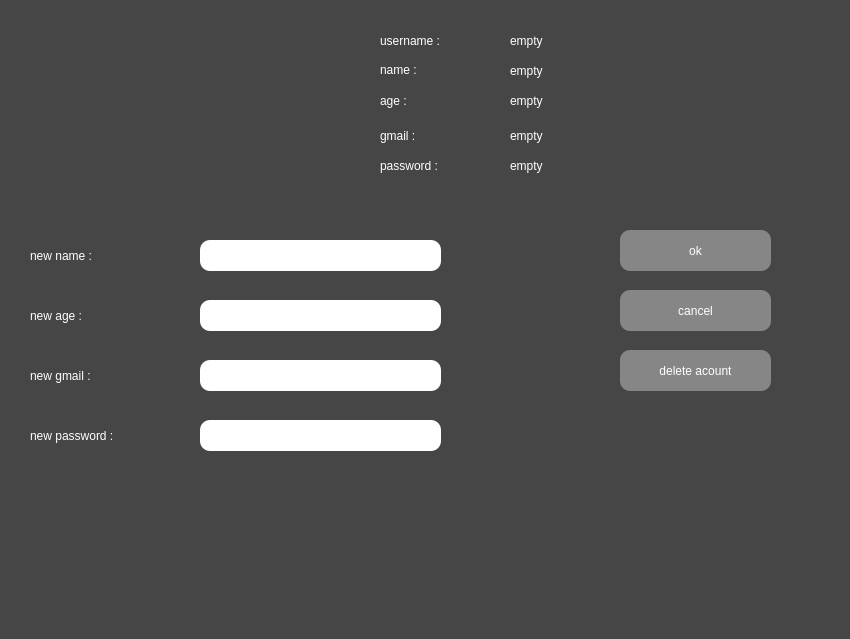
The window that social-network/editprofile.ui (mmohammadi83/social-network) describes before a commit, drawn with Qt 5.
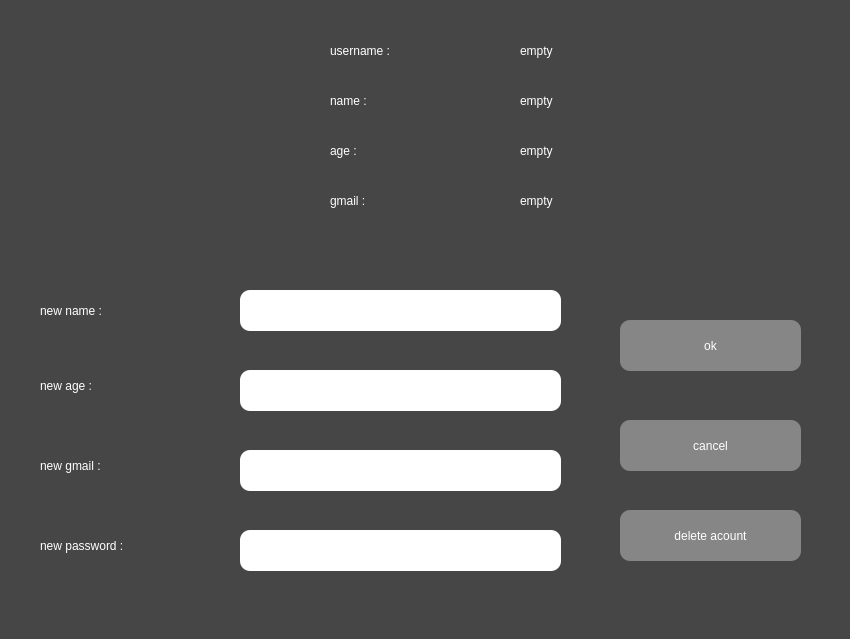
The same window after the commit.

Patch:
```diff
--- a/social-network/editprofile.ui
+++ b/social-network/editprofile.ui
@@ -38,10 +38,10 @@
   <widget class="QLabel" name="label">
    <property name="geometry">
     <rect>
-     <x>380</x>
-     <y>60</y>
-     <width>121</width>
-     <height>20</height>
+     <x>330</x>
+     <y>80</y>
+     <width>171</width>
+     <height>41</height>
     </rect>
    </property>
    <property name="text">
@@ -51,10 +51,10 @@
   <widget class="QLabel" name="label_2">
    <property name="geometry">
     <rect>
-     <x>380</x>
+     <x>330</x>
      <y>30</y>
-     <width>91</width>
-     <height>21</height>
+     <width>141</width>
+     <height>41</height>
     </rect>
    </property>
    <property name="text">
@@ -64,10 +64,10 @@
   <widget class="QLabel" name="label_3">
    <property name="geometry">
     <rect>
-     <x>380</x>
-     <y>90</y>
-     <width>81</width>
-     <height>21</height>
+     <x>330</x>
+     <y>130</y>
+     <width>131</width>
+     <height>41</height>
     </rect>
    </property>
    <property name="text">
@@ -77,36 +77,23 @@
   <widget class="QLabel" name="label_4">
    <property name="geometry">
     <rect>
-     <x>380</x>
-     <y>120</y>
-     <width>81</width>
-     <height>31</height>
+     <x>330</x>
+     <y>180</y>
+     <width>131</width>
+     <height>41</height>
     </rect>
    </property>
    <property name="text">
     <string>gmail :</string>
    </property>
   </widget>
-  <widget class="QLabel" name="label_5">
-   <property name="geometry">
-    <rect>
-     <x>380</x>
-     <y>150</y>
-     <width>91</width>
-     <height>31</height>
-    </rect>
-   </property>
-   <property name="text">
-    <string>password :</string>
-   </property>
-  </widget>
   <widget class="QLabel" name="label_6">
    <property name="geometry">
     <rect>
-     <x>30</x>
-     <y>240</y>
-     <width>111</width>
-     <height>31</height>
+     <x>40</x>
+     <y>290</y>
+     <width>181</width>
+     <height>41</height>
     </rect>
    </property>
    <property name="text">
@@ -116,10 +103,10 @@
   <widget class="QLabel" name="label_8">
    <property name="geometry">
     <rect>
-     <x>30</x>
-     <y>300</y>
-     <width>111</width>
-     <height>31</height>
+     <x>40</x>
+     <y>360</y>
+     <width>191</width>
+     <height>51</height>
     </rect>
    </property>
    <property name="text">
@@ -129,10 +116,10 @@
   <widget class="QLabel" name="label_9">
    <property name="geometry">
     <rect>
-     <x>30</x>
-     <y>360</y>
-     <width>141</width>
-     <height>31</height>
+     <x>40</x>
+     <y>440</y>
+     <width>191</width>
+     <height>51</height>
     </rect>
    </property>
    <property name="text">
@@ -142,10 +129,10 @@
   <widget class="QLabel" name="label_10">
    <property name="geometry">
     <rect>
-     <x>30</x>
-     <y>420</y>
-     <width>151</width>
-     <height>31</height>
+     <x>40</x>
+     <y>520</y>
+     <width>201</width>
+     <height>51</height>
     </rect>
    </property>
    <property name="text">
@@ -155,10 +142,10 @@
   <widget class="QLineEdit" name="linenewname">
    <property name="geometry">
     <rect>
-     <x>200</x>
-     <y>240</y>
-     <width>241</width>
-     <height>31</height>
+     <x>240</x>
+     <y>290</y>
+     <width>321</width>
+     <height>41</height>
     </rect>
    </property>
    <property name="styleSheet">
@@ -169,10 +156,10 @@
   <widget class="QLineEdit" name="linenewage">
    <property name="geometry">
     <rect>
-     <x>200</x>
-     <y>300</y>
-     <width>241</width>
-     <height>31</height>
+     <x>240</x>
+     <y>370</y>
+     <width>321</width>
+     <height>41</height>
     </rect>
    </property>
    <property name="styleSheet">
@@ -183,10 +170,10 @@
   <widget class="QLineEdit" name="linenewgmail">
    <property name="geometry">
     <rect>
-     <x>200</x>
-     <y>360</y>
-     <width>241</width>
-     <height>31</height>
+     <x>240</x>
+     <y>450</y>
+     <width>321</width>
+     <height>41</height>
     </rect>
    </property>
    <property name="styleSheet">
@@ -197,10 +184,10 @@
   <widget class="QLineEdit" name="linenewpassword">
    <property name="geometry">
     <rect>
-     <x>200</x>
-     <y>420</y>
-     <width>241</width>
-     <height>31</height>
+     <x>240</x>
+     <y>530</y>
+     <width>321</width>
+     <height>41</height>
     </rect>
    </property>
    <property name="styleSheet">
@@ -211,10 +198,10 @@
   <widget class="QLabel" name="labeloldname">
    <property name="geometry">
     <rect>
-     <x>510</x>
-     <y>60</y>
-     <width>151</width>
-     <height>21</height>
+     <x>520</x>
+     <y>80</y>
+     <width>251</width>
+     <height>41</height>
     </rect>
    </property>
    <property name="text">
@@ -224,10 +211,10 @@
   <widget class="QLabel" name="labeloldusername">
    <property name="geometry">
     <rect>
-     <x>510</x>
+     <x>520</x>
      <y>30</y>
-     <width>151</width>
-     <height>21</height>
+     <width>251</width>
+     <height>41</height>
     </rect>
    </property>
    <property name="text">
@@ -237,10 +224,10 @@
   <widget class="QLabel" name="labeloldage">
    <property name="geometry">
     <rect>
-     <x>510</x>
-     <y>90</y>
-     <width>151</width>
-     <height>21</height>
+     <x>520</x>
+     <y>130</y>
+     <width>251</width>
+     <height>41</height>
     </rect>
    </property>
    <property name="text">
@@ -250,23 +237,10 @@
   <widget class="QLabel" name="labeloldgmail">
    <property name="geometry">
     <rect>
-     <x>510</x>
-     <y>120</y>
-     <width>151</width>
-     <height>31</height>
-    </rect>
-   </property>
-   <property name="text">
-    <string>empty</string>
-   </property>
-  </widget>
-  <widget class="QLabel" name="labeloldpassword">
-   <property name="geometry">
-    <rect>
-     <x>510</x>
-     <y>150</y>
-     <width>151</width>
-     <height>31</height>
+     <x>520</x>
+     <y>180</y>
+     <width>251</width>
+     <height>41</height>
     </rect>
    </property>
    <property name="text">
@@ -277,9 +251,9 @@
    <property name="geometry">
     <rect>
      <x>620</x>
-     <y>230</y>
-     <width>151</width>
-     <height>41</height>
+     <y>320</y>
+     <width>181</width>
+     <height>51</height>
     </rect>
    </property>
    <property name="styleSheet">
@@ -294,9 +268,9 @@
    <property name="geometry">
     <rect>
      <x>620</x>
-     <y>290</y>
-     <width>151</width>
-     <height>41</height>
+     <y>420</y>
+     <width>181</width>
+     <height>51</height>
     </rect>
    </property>
    <property name="styleSheet">
@@ -311,9 +285,9 @@
    <property name="geometry">
     <rect>
      <x>620</x>
-     <y>350</y>
-     <width>151</width>
-     <height>41</height>
+     <y>510</y>
+     <width>181</width>
+     <height>51</height>
     </rect>
    </property>
    <property name="styleSheet">
```
Left out of the diff: 32 changed lines with no effect on the pictures.
